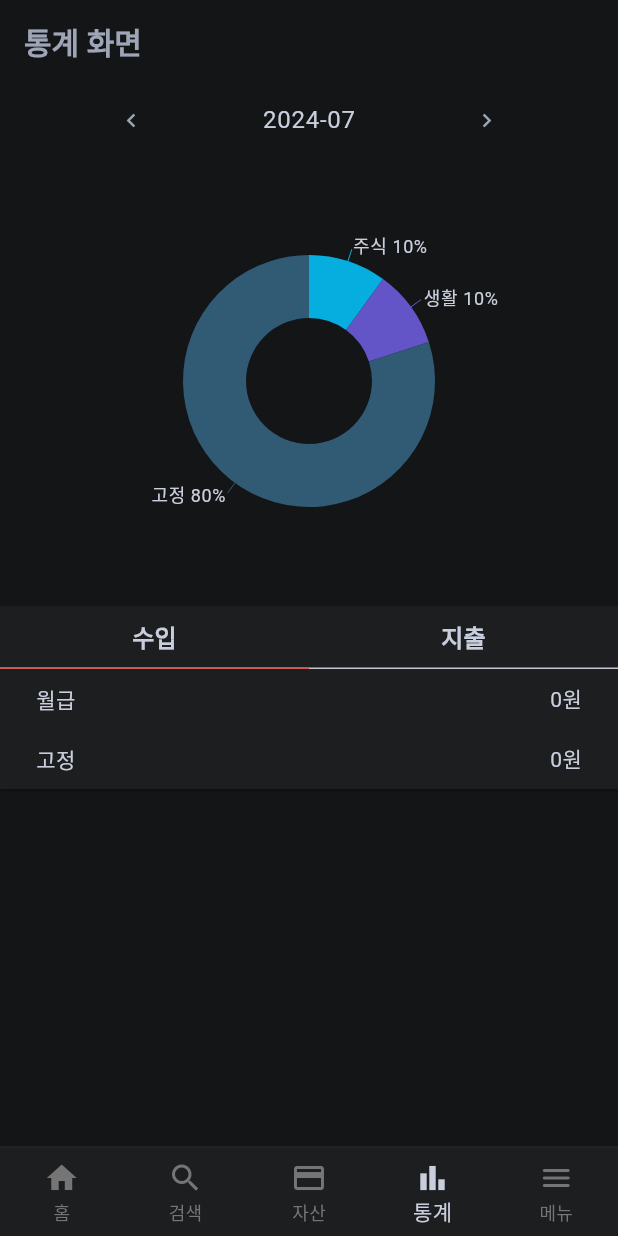
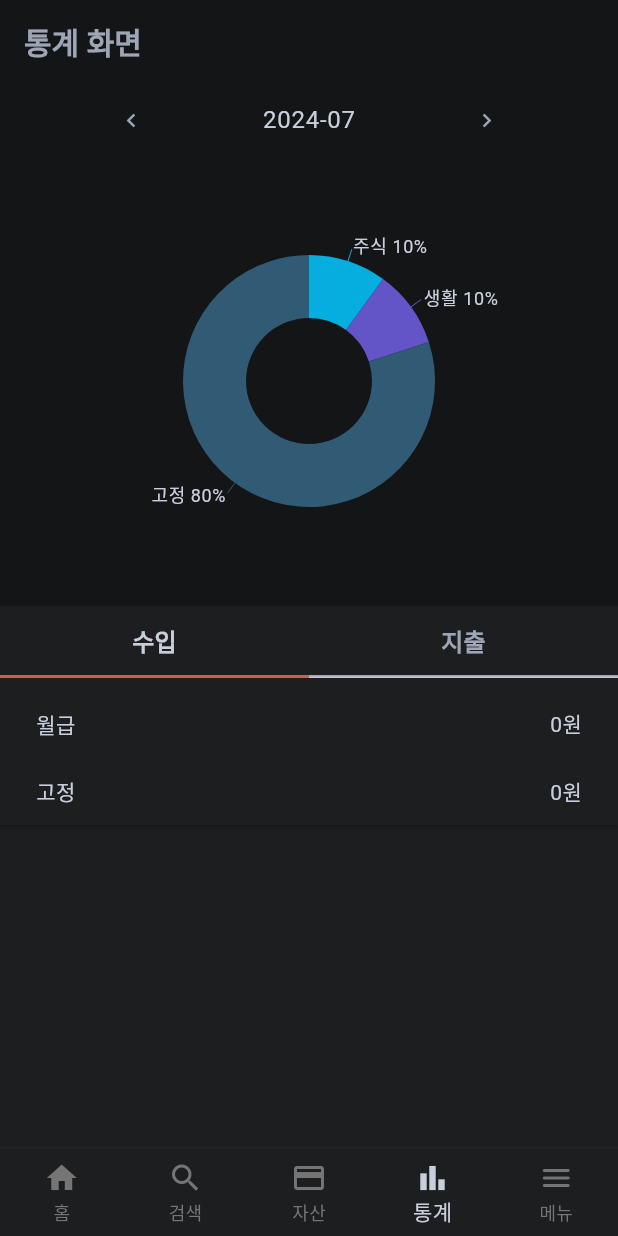
Before and after one commit to jhssong/profitnote, a Flutter app: the screen it shows after launch, item 4 of the bottom bar chosen, on a phone screen of 412 x 824 dp. Run offline on Flutter 3.47's test engine with Material 3 defaults, Android fonts, the phone set to English and light mode, and no system bars; our stand-ins replace syncfusion_flutter_charts.

Commit message:
style: Change analysis screen tabBar size (#48)

```diff
--- a/lib/screens/analysis/analysis_screen.dart
+++ b/lib/screens/analysis/analysis_screen.dart
@@ -9,7 +9,7 @@ class AnalysisScreen extends StatefulWidget {
   const AnalysisScreen({super.key});
 
   @override
-  _AnalysisScreenState createState() => _AnalysisScreenState();
+  State<AnalysisScreen> createState() => _AnalysisScreenState();
 }
 
 class _AnalysisScreenState extends State<AnalysisScreen>
@@ -57,16 +57,18 @@ class _AnalysisScreenState extends State<AnalysisScreen>
     setState(() {
       _pressedString = leftString;
     });
-    print('Index: $index, Left String: $leftString');
   }
 
   void _handleToggle(int index) {
     _typeNotifier.value = index;
-    print('Index: $index');
   }
 
   @override
   Widget build(BuildContext context) {
+    final List<Widget> tabs = [
+      const Tab(text: "수입"),
+      const Tab(text: "지출"),
+    ];
     final data = [
       SalesData('주식', 10000, "10%"),
       SalesData('생활', 10000, "10%"),
@@ -80,7 +82,7 @@ class _AnalysisScreenState extends State<AnalysisScreen>
         children: [
           _buildMonthRow(),
           GraphWidget(data: data),
-          _buildToggleRow(),
+          _buildToggleRow(tabs),
           _buildCategoryItems(),
         ],
       ),
@@ -125,7 +127,7 @@ class _AnalysisScreenState extends State<AnalysisScreen>
     );
   }
 
-  Widget _buildToggleRow() {
+  Widget _buildToggleRow(List<Widget> tabs) {
     return ValueListenableBuilder<int>(
       valueListenable: _pressedIndexNotifier,
       builder: (context, pressedIndex, child) {
@@ -135,31 +137,27 @@ class _AnalysisScreenState extends State<AnalysisScreen>
             builder: (context, typeIndex, child) {
               return Container(
                 color: ColorTheme.cardBackground,
-                height: 42,
+                // height: 42,
+                child: DecoratedBox(
+                  decoration: BoxDecoration(
+                    border: Border(
+                        bottom: BorderSide(
+                            color: ColorTheme.cardLabelText, width: 2)),
+                  ),
                   child: TabBar(
-                  tabs: [
-                    Tab(
-                      child: Text(
-                        "수입",
-                        style: Theme.of(context).textTheme.titleMedium,
-                      ),
-                    ),
-                    Tab(
-                      child: Text(
-                        "지출",
-                        style: Theme.of(context).textTheme.titleMedium,
-                      ),
-                    ),
-                  ],
+                    tabs: tabs,
+                    labelStyle: Theme.of(context).textTheme.titleMedium,
                     controller: _tabController,
                     indicator: UnderlineTabIndicator(
                       borderSide: BorderSide(
+                        width: 2,
                         color: ColorTheme.expenseColor,
                       ),
                     ),
                     indicatorSize: TabBarIndicatorSize.tab,
                     labelColor: ColorTheme.cardText,
                     unselectedLabelColor: ColorTheme.cardLabelText,
+                  ),
                 ),
               );
             },
@@ -170,37 +168,27 @@ class _AnalysisScreenState extends State<AnalysisScreen>
               _pressedIndexNotifier.value = -1;
             },
             child: Container(
+              // height: 48,
+              padding: const EdgeInsets.symmetric(
+                horizontal: 16,
+                vertical: 11,
+              ),
+              decoration: BoxDecoration(
                 color: ColorTheme.cardBackground,
+                border: Border(
+                    bottom:
+                        BorderSide(color: ColorTheme.cardLabelText, width: 2)),
+              ),
               child: Row(
                 mainAxisAlignment: MainAxisAlignment.start,
                 children: [
-                  Expanded(
-                    child: Column(
-                      children: [
-                        Row(
-                          children: [
                   const Icon(Icons.chevron_left),
-                            TextButton(
-                              onPressed: () {
-                                _pressedIndexNotifier.value = -1;
-                              },
-                              style: TextButton.styleFrom(
-                                backgroundColor: ColorTheme.cardBackground,
-                                shape: const RoundedRectangleBorder(
-                                  borderRadius: BorderRadius.zero,
-                                ),
-                                tapTargetSize: MaterialTapTargetSize.shrinkWrap,
-                              ),
-                              child: Text(
+                  const SizedBox(width: 8),
+                  Text(
                     _pressedString,
                     textAlign: TextAlign.left,
-                                style: Theme.of(context).textTheme.titleMedium,
-                              ),
-                            ),
-                          ],
-                        ),
-                        Container(height: 1, color: ColorTheme.cardLabelText),
-                      ],
+                    style: Theme.of(context).textTheme.titleMedium!.copyWith(
+                          color: ColorTheme.cardLabelText,
                         ),
                   ),
                 ],
@@ -221,6 +209,9 @@ class _AnalysisScreenState extends State<AnalysisScreen>
             valueListenable: _typeNotifier,
             builder: (context, type, _) {
               return Expanded(
+                child: Container(
+                  padding: const EdgeInsets.only(top: 8),
+                  color: ColorTheme.cardBackground,
                   child: TabBarView(
                     controller: _tabController,
                     children: [
@@ -236,14 +227,19 @@ class _AnalysisScreenState extends State<AnalysisScreen>
                       ),
                     ],
                   ),
+                ),
               );
             },
           );
         } else {
           return Expanded(
+            child: Container(
+              padding: const EdgeInsets.only(top: 8),
+              color: ColorTheme.cardBackground,
               child: CategoryItemsWidget(
                 items: expenseList_1,
                 onPressed: (int index, String leftString) {},
+              ),
             ),
           );
         }
--- a/lib/screens/setting/widgets/category_item_widget.dart
+++ b/lib/screens/setting/widgets/category_item_widget.dart
@@ -23,11 +23,13 @@ class CategoryItemsWidget extends StatelessWidget {
         return ElevatedButton(
           onPressed: () => onPressed(idx, data.description),
           style: ElevatedButton.styleFrom(
+            fixedSize: const Size.fromHeight(45),
             backgroundColor: ColorTheme.cardBackground,
             shape: const RoundedRectangleBorder(
               borderRadius: BorderRadius.zero,
             ),
             tapTargetSize: MaterialTapTargetSize.shrinkWrap,
+            alignment: Alignment.center,
           ),
           child: Row(
             mainAxisAlignment: MainAxisAlignment.spaceBetween,
```
Also changed, not shown: lib/screens/setting/category_setting_screen.dart (+14 -18 lines). Lines whose indentation alone changed are shown as unchanged.
